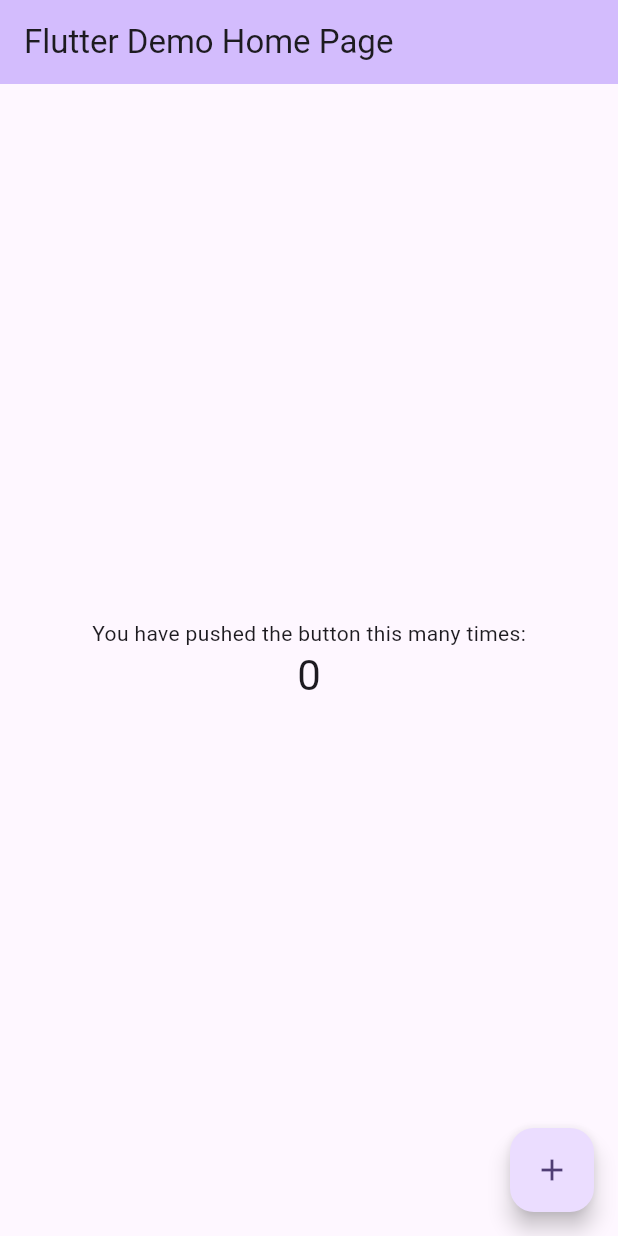
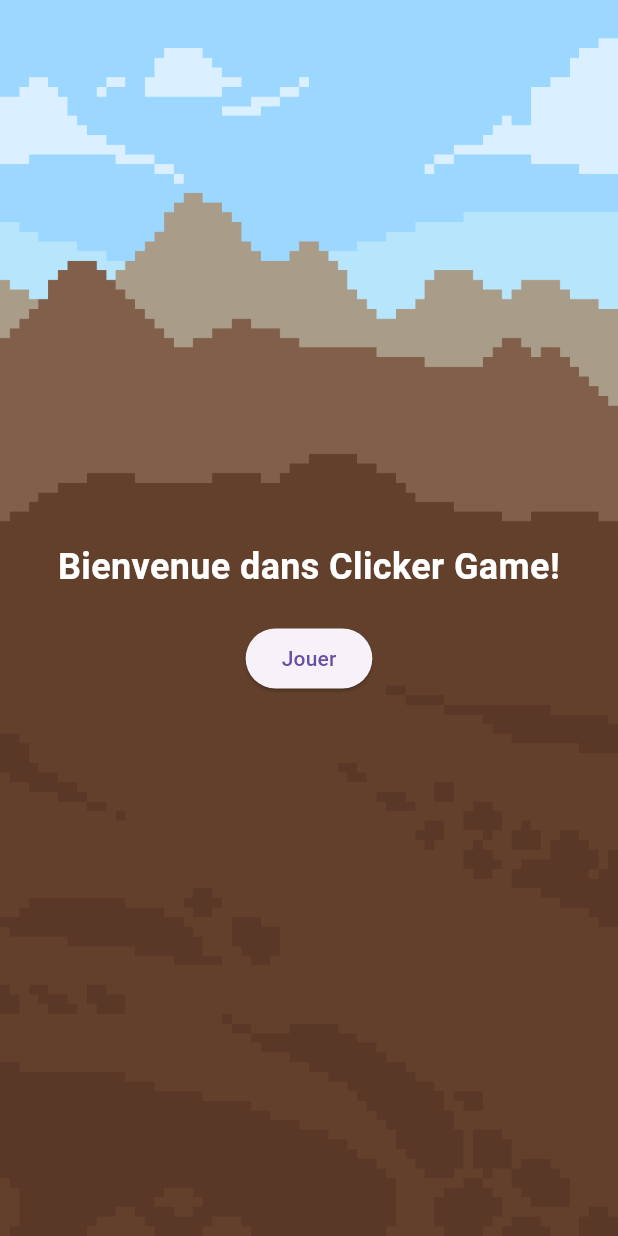
Before and after one commit to Ariony92/ClickergameDart, a Flutter app: the screen it shows after launch, on a phone screen of 412 x 824 dp. Run offline on Flutter 3.47's test engine with Material 3 defaults, Android fonts, the light colour scheme and no system bars.

Commit message:
Implémentation de la page principale

```diff
--- a/lib/main.dart
+++ b/lib/main.dart
@@ -1,125 +1,34 @@
 import 'package:flutter/material.dart';
+import 'package:provider/provider.dart';
+import 'view_modele/ennemis_viewmodele.dart';
+import 'view_modele/joueur_viewmodele.dart';
+import 'vue/home_view.dart';
 
 void main() {
-  runApp(const MyApp());
+  runApp(
+    MultiProvider(
+      providers: [
+        ChangeNotifierProvider(create: (_) => EnnemisViewModele()),
+        ChangeNotifierProvider(create: (_) => JoueurViewModel()),
+      ],
+      child: const MyApp(),
+    ),
+  );
 }
 
 class MyApp extends StatelessWidget {
   const MyApp({super.key});
 
-  // This widget is the root of your application.
   @override
   Widget build(BuildContext context) {
     return MaterialApp(
-      title: 'Flutter Demo',
-      theme: ThemeData(
-        // This is the theme of your application.
-        //
-        // TRY THIS: Try running your application with "flutter run". You'll see
-        // the application has a purple toolbar. Then, without quitting the app,
-        // try changing the seedColor in the colorScheme below to Colors.green
-        // and then invoke "hot reload" (save your changes or press the "hot
-        // reload" button in a Flutter-supported IDE, or press "r" if you used
-        // the command line to start the app).
-        //
-        // Notice that the counter didn't reset back to zero; the application
-        // state is not lost during the reload. To reset the state, use hot
-        // restart instead.
-        //
-        // This works for code too, not just values: Most code changes can be
-        // tested with just a hot reload.
-        colorScheme: ColorScheme.fromSeed(seedColor: Colors.deepPurple),
-        useMaterial3: true,
-      ),
-      home: const MyHomePage(title: 'Flutter Demo Home Page'),
+      debugShowCheckedModeBanner: false,
+      title: 'Clicker Game',
+      initialRoute: '/',
+      routes: {
+        '/': (context) => HomeView(),
+        // '/game': (context) => GameView()
+      },
     );
   }
 }
-
-class MyHomePage extends StatefulWidget {
-  const MyHomePage({super.key, required this.title});
-
-  // This widget is the home page of your application. It is stateful, meaning
-  // that it has a State object (defined below) that contains fields that affect
-  // how it looks.
-
-  // This class is the configuration for the state. It holds the values (in this
-  // case the title) provided by the parent (in this case the App widget) and
-  // used by the build method of the State. Fields in a Widget subclass are
-  // always marked "final".
-
-  final String title;
-
-  @override
-  State<MyHomePage> createState() => _MyHomePageState();
-}
-
-class _MyHomePageState extends State<MyHomePage> {
-  int _counter = 0;
-
-  void _incrementCounter() {
-    setState(() {
-      // This call to setState tells the Flutter framework that something has
-      // changed in this State, which causes it to rerun the build method below
-      // so that the display can reflect the updated values. If we changed
-      // _counter without calling setState(), then the build method would not be
-      // called again, and so nothing would appear to happen.
-      _counter++;
-    });
-  }
-
-  @override
-  Widget build(BuildContext context) {
-    // This method is rerun every time setState is called, for instance as done
-    // by the _incrementCounter method above.
-    //
-    // The Flutter framework has been optimized to make rerunning build methods
-    // fast, so that you can just rebuild anything that needs updating rather
-    // than having to individually change instances of widgets.
-    return Scaffold(
-      appBar: AppBar(
-        // TRY THIS: Try changing the color here to a specific color (to
-        // Colors.amber, perhaps?) and trigger a hot reload to see the AppBar
-        // change color while the other colors stay the same.
-        backgroundColor: Theme.of(context).colorScheme.inversePrimary,
-        // Here we take the value from the MyHomePage object that was created by
-        // the App.build method, and use it to set our appbar title.
-        title: Text(widget.title),
-      ),
-      body: Center(
-        // Center is a layout widget. It takes a single child and positions it
-        // in the middle of the parent.
-        child: Column(
-          // Column is also a layout widget. It takes a list of children and
-          // arranges them vertically. By default, it sizes itself to fit its
-          // children horizontally, and tries to be as tall as its parent.
-          //
-          // Column has various properties to control how it sizes itself and
-          // how it positions its children. Here we use mainAxisAlignment to
-          // center the children vertically; the main axis here is the vertical
-          // axis because Columns are vertical (the cross axis would be
-          // horizontal).
-          //
-          // TRY THIS: Invoke "debug painting" (choose the "Toggle Debug Paint"
-          // action in the IDE, or press "p" in the console), to see the
-          // wireframe for each widget.
-          mainAxisAlignment: MainAxisAlignment.center,
-          children: <Widget>[
-            const Text(
-              'You have pushed the button this many times:',
-            ),
-            Text(
-              '$_counter',
-              style: Theme.of(context).textTheme.headlineMedium,
-            ),
-          ],
-        ),
-      ),
-      floatingActionButton: FloatingActionButton(
-        onPressed: _incrementCounter,
-        tooltip: 'Increment',
-        child: const Icon(Icons.add),
-      ), // This trailing comma makes auto-formatting nicer for build methods.
-    );
-  }
-}
--- /dev/null
+++ b/lib/vue/home_view.dart
@@ -0,0 +1,36 @@
+import 'package:flutter/material.dart';
+
+class HomeView extends StatelessWidget {
+  @override
+  Widget build(BuildContext context) {
+    return Scaffold(
+      body: Container(
+        decoration: BoxDecoration(
+          image: DecorationImage(
+            image: AssetImage("assets/background_HomePage.png"),
+            fit: BoxFit.cover,
+          ),
+        ),
+        child: Center(
+          child: Column(
+            mainAxisAlignment: MainAxisAlignment.center,
+            children: [
+              const Text(
+                "Bienvenue dans Clicker Game!",
+                style: TextStyle(fontSize: 24, fontWeight: FontWeight.bold, color: Colors.white),
+                textAlign: TextAlign.center,
+              ),
+              const SizedBox(height: 20),
+              ElevatedButton(
+                onPressed: () {
+                  Navigator.pushNamed(context, '/game'); // redirection vers le jeu
+                },
+                child: const Text("Jouer"),
+              ),
+            ],
+          ),
+        ),
+      ),
+    );
+  }
+}
--- a/pubspec.yaml
+++ b/pubspec.yaml
@@ -36,6 +36,7 @@ dependencies:
   # The following adds the Cupertino Icons font to your application.
   # Use with the CupertinoIcons class for iOS style icons.
   cupertino_icons: ^1.0.8
+  provider: ^6.1.2
 
 dev_dependencies:
   flutter_test:
@@ -53,7 +54,8 @@ dev_dependencies:
 
 # The following section is specific to Flutter packages.
 flutter:
-
+  assets:
+    - assets/background_HomePage.png
   # The following line ensures that the Material Icons font is
   # included with your application, so that you can use the icons in
   # the material Icons class.
```
Also changed, not shown: assets/background_HomePage.png (added), pubspec.lock.
